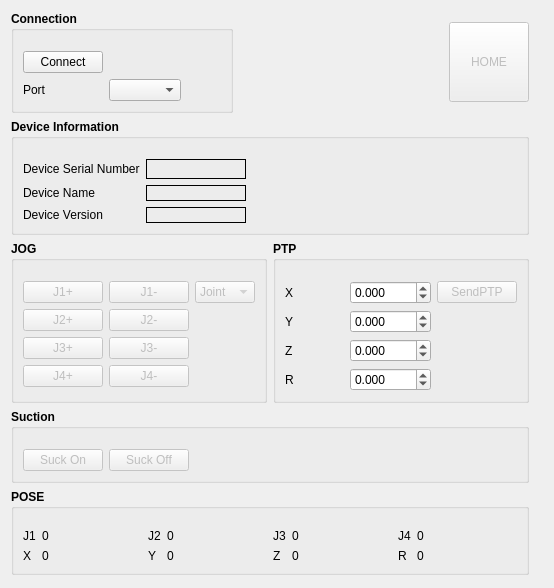
Above: MetaCommLib/dobot/src/DobotControlForm.ui from metavisionvn/MetaCommunicationLib before the change. Below: the same form after it.
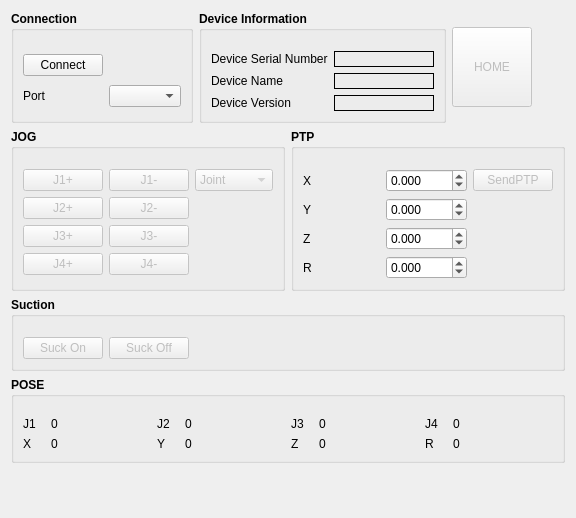
That is the form after the change.

```diff
--- a/MetaCommLib/dobot/src/DobotControlForm.ui
+++ b/MetaCommLib/dobot/src/DobotControlForm.ui
@@ -6,315 +6,15 @@
    <rect>
     <x>0</x>
     <y>0</y>
-    <width>554</width>
-    <height>588</height>
+    <width>576</width>
+    <height>518</height>
    </rect>
   </property>
   <property name="windowTitle">
    <string>Form</string>
   </property>
   <layout class="QGridLayout" name="gridLayout_7">
-   <item row="5" column="0">
-    <spacer name="verticalSpacer">
-     <property name="orientation">
-      <enum>Qt::Vertical</enum>
-     </property>
-     <property name="sizeHint" stdset="0">
-      <size>
-       <width>20</width>
-       <height>40</height>
-      </size>
-     </property>
-    </spacer>
-   </item>
-   <item row="0" column="0">
-    <layout class="QHBoxLayout" name="horizontalLayout">
-     <item>
-      <widget class="QGroupBox" name="groupBox_6">
-       <property name="font">
-        <font>
-         <weight>75</weight>
-         <bold>true</bold>
-        </font>
-       </property>
-       <property name="title">
-        <string>Connection</string>
-       </property>
-       <layout class="QGridLayout" name="gridLayout_2">
-        <property name="topMargin">
-         <number>20</number>
-        </property>
-        <item row="1" column="1">
-         <widget class="QComboBox" name="comboBox">
-          <property name="font">
-           <font>
-            <weight>50</weight>
-            <bold>false</bold>
-           </font>
-          </property>
-         </widget>
-        </item>
-        <item row="1" column="0">
-         <widget class="QLabel" name="label_12">
-          <property name="font">
-           <font>
-            <weight>50</weight>
-            <bold>false</bold>
-           </font>
-          </property>
-          <property name="text">
-           <string>Port</string>
-          </property>
-         </widget>
-        </item>
-        <item row="1" column="2">
-         <spacer name="horizontalSpacer_3">
-          <property name="orientation">
-           <enum>Qt::Horizontal</enum>
-          </property>
-          <property name="sizeHint" stdset="0">
-           <size>
-            <width>40</width>
-            <height>20</height>
-           </size>
-          </property>
-         </spacer>
-        </item>
-        <item row="0" column="0">
-         <widget class="QPushButton" name="connectBtn">
-          <property name="font">
-           <font>
-            <weight>50</weight>
-            <bold>false</bold>
-           </font>
-          </property>
-          <property name="text">
-           <string>Connect</string>
-          </property>
-         </widget>
-        </item>
-       </layout>
-      </widget>
-     </item>
-     <item>
-      <spacer name="horizontalSpacer_4">
-       <property name="orientation">
-        <enum>Qt::Horizontal</enum>
-       </property>
-       <property name="sizeHint" stdset="0">
-        <size>
-         <width>40</width>
-         <height>20</height>
-        </size>
-       </property>
-      </spacer>
-     </item>
-     <item>
-      <widget class="QPushButton" name="ctrlBtnHome">
-       <property name="enabled">
-        <bool>false</bool>
-       </property>
-       <property name="minimumSize">
-        <size>
-         <width>80</width>
-         <height>80</height>
-        </size>
-       </property>
-       <property name="text">
-        <string>HOME</string>
-       </property>
-      </widget>
-     </item>
-    </layout>
-   </item>
    <item row="3" column="0">
-    <widget class="QGroupBox" name="groupBox_5">
-     <property name="font">
-      <font>
-       <weight>75</weight>
-       <bold>true</bold>
-      </font>
-     </property>
-     <property name="title">
-      <string>Suction</string>
-     </property>
-     <layout class="QGridLayout" name="gridLayout_4">
-      <property name="topMargin">
-       <number>20</number>
-      </property>
-      <item row="0" column="0">
-       <widget class="QPushButton" name="ctrlSuckOn">
-        <property name="enabled">
-         <bool>false</bool>
-        </property>
-        <property name="font">
-         <font>
-          <weight>50</weight>
-          <bold>false</bold>
-         </font>
-        </property>
-        <property name="text">
-         <string>Suck On</string>
-        </property>
-       </widget>
-      </item>
-      <item row="0" column="2">
-       <spacer name="horizontalSpacer">
-        <property name="orientation">
-         <enum>Qt::Horizontal</enum>
-        </property>
-        <property name="sizeHint" stdset="0">
-         <size>
-          <width>40</width>
-          <height>20</height>
-         </size>
-        </property>
-       </spacer>
-      </item>
-      <item row="0" column="1">
-       <widget class="QPushButton" name="ctrlSuckOff">
-        <property name="enabled">
-         <bool>false</bool>
-        </property>
-        <property name="font">
-         <font>
-          <weight>50</weight>
-          <bold>false</bold>
-         </font>
-        </property>
-        <property name="text">
-         <string>Suck Off</string>
-        </property>
-       </widget>
-      </item>
-     </layout>
-    </widget>
-   </item>
-   <item row="1" column="0">
-    <widget class="QGroupBox" name="groupBox_4">
-     <property name="font">
-      <font>
-       <weight>75</weight>
-       <bold>true</bold>
-      </font>
-     </property>
-     <property name="title">
-      <string>Device Information</string>
-     </property>
-     <layout class="QGridLayout" name="gridLayout">
-      <property name="topMargin">
-       <number>20</number>
-      </property>
-      <item row="0" column="1">
-       <widget class="QLabel" name="deviceSNLabel">
-        <property name="minimumSize">
-         <size>
-          <width>100</width>
-          <height>0</height>
-         </size>
-        </property>
-        <property name="frameShape">
-         <enum>QFrame::Panel</enum>
-        </property>
-        <property name="text">
-         <string/>
-        </property>
-       </widget>
-      </item>
-      <item row="1" column="0">
-       <widget class="QLabel" name="label_10">
-        <property name="font">
-         <font>
-          <weight>50</weight>
-          <bold>false</bold>
-         </font>
-        </property>
-        <property name="text">
-         <string>Device Name</string>
-        </property>
-       </widget>
-      </item>
-      <item row="0" column="0">
-       <widget class="QLabel" name="label_9">
-        <property name="font">
-         <font>
-          <weight>50</weight>
-          <bold>false</bold>
-         </font>
-        </property>
-        <property name="text">
-         <string>Device Serial Number</string>
-        </property>
-       </widget>
-      </item>
-      <item row="2" column="0">
-       <widget class="QLabel" name="label_11">
-        <property name="font">
-         <font>
-          <weight>50</weight>
-          <bold>false</bold>
-         </font>
-        </property>
-        <property name="text">
-         <string>Device Version</string>
-        </property>
-       </widget>
-      </item>
-      <item row="2" column="1">
-       <widget class="QLabel" name="DeviceInfoLabel">
-        <property name="minimumSize">
-         <size>
-          <width>100</width>
-          <height>0</height>
-         </size>
-        </property>
-        <property name="frameShape">
-         <enum>QFrame::Panel</enum>
-        </property>
-        <property name="frameShadow">
-         <enum>QFrame::Plain</enum>
-        </property>
-        <property name="text">
-         <string/>
-        </property>
-       </widget>
-      </item>
-      <item row="1" column="1">
-       <widget class="QLabel" name="DeviceNameLabel">
-        <property name="minimumSize">
-         <size>
-          <width>100</width>
-          <height>0</height>
-         </size>
-        </property>
-        <property name="frameShape">
-         <enum>QFrame::Panel</enum>
-        </property>
-        <property name="text">
-         <string/>
-        </property>
-        <property name="textFormat">
-         <enum>Qt::AutoText</enum>
-        </property>
-       </widget>
-      </item>
-      <item row="0" column="2">
-       <spacer name="horizontalSpacer_2">
-        <property name="orientation">
-         <enum>Qt::Horizontal</enum>
-        </property>
-        <property name="sizeHint" stdset="0">
-         <size>
-          <width>40</width>
-          <height>20</height>
-         </size>
-        </property>
-       </spacer>
-      </item>
-     </layout>
-    </widget>
-   </item>
-   <item row="4" column="0">
     <widget class="QGroupBox" name="groupBox_2">
      <property name="font">
       <font>
@@ -595,6 +295,267 @@
     </widget>
    </item>
    <item row="2" column="0">
+    <widget class="QGroupBox" name="groupBox_5">
+     <property name="font">
+      <font>
+       <weight>75</weight>
+       <bold>true</bold>
+      </font>
+     </property>
+     <property name="title">
+      <string>Suction</string>
+     </property>
+     <layout class="QGridLayout" name="gridLayout_4">
+      <property name="topMargin">
+       <number>20</number>
+      </property>
+      <item row="0" column="0">
+       <widget class="QPushButton" name="ctrlSuckOn">
+        <property name="enabled">
+         <bool>false</bool>
+        </property>
+        <property name="font">
+         <font>
+          <weight>50</weight>
+          <bold>false</bold>
+         </font>
+        </property>
+        <property name="text">
+         <string>Suck On</string>
+        </property>
+       </widget>
+      </item>
+      <item row="0" column="2">
+       <spacer name="horizontalSpacer">
+        <property name="orientation">
+         <enum>Qt::Horizontal</enum>
+        </property>
+        <property name="sizeHint" stdset="0">
+         <size>
+          <width>40</width>
+          <height>20</height>
+         </size>
+        </property>
+       </spacer>
+      </item>
+      <item row="0" column="1">
+       <widget class="QPushButton" name="ctrlSuckOff">
+        <property name="enabled">
+         <bool>false</bool>
+        </property>
+        <property name="font">
+         <font>
+          <weight>50</weight>
+          <bold>false</bold>
+         </font>
+        </property>
+        <property name="text">
+         <string>Suck Off</string>
+        </property>
+       </widget>
+      </item>
+     </layout>
+    </widget>
+   </item>
+   <item row="0" column="0">
+    <layout class="QHBoxLayout" name="horizontalLayout">
+     <item>
+      <widget class="QGroupBox" name="groupBox_6">
+       <property name="font">
+        <font>
+         <weight>75</weight>
+         <bold>true</bold>
+        </font>
+       </property>
+       <property name="title">
+        <string>Connection</string>
+       </property>
+       <layout class="QGridLayout" name="gridLayout_2">
+        <property name="topMargin">
+         <number>20</number>
+        </property>
+        <item row="0" column="0">
+         <widget class="QPushButton" name="connectBtn">
+          <property name="font">
+           <font>
+            <weight>50</weight>
+            <bold>false</bold>
+           </font>
+          </property>
+          <property name="text">
+           <string>Connect</string>
+          </property>
+         </widget>
+        </item>
+        <item row="1" column="0">
+         <widget class="QLabel" name="label_12">
+          <property name="font">
+           <font>
+            <weight>50</weight>
+            <bold>false</bold>
+           </font>
+          </property>
+          <property name="text">
+           <string>Port</string>
+          </property>
+         </widget>
+        </item>
+        <item row="1" column="1">
+         <widget class="QComboBox" name="comboBox">
+          <property name="font">
+           <font>
+            <weight>50</weight>
+            <bold>false</bold>
+           </font>
+          </property>
+         </widget>
+        </item>
+       </layout>
+      </widget>
+     </item>
+     <item>
+      <widget class="QGroupBox" name="groupBox_4">
+       <property name="font">
+        <font>
+         <weight>75</weight>
+         <bold>true</bold>
+        </font>
+       </property>
+       <property name="title">
+        <string>Device Information</string>
+       </property>
+       <layout class="QGridLayout" name="gridLayout">
+        <property name="topMargin">
+         <number>20</number>
+        </property>
+        <item row="1" column="1">
+         <widget class="QLabel" name="DeviceNameLabel">
+          <property name="minimumSize">
+           <size>
+            <width>100</width>
+            <height>0</height>
+           </size>
+          </property>
+          <property name="frameShape">
+           <enum>QFrame::Panel</enum>
+          </property>
+          <property name="text">
+           <string/>
+          </property>
+          <property name="textFormat">
+           <enum>Qt::AutoText</enum>
+          </property>
+         </widget>
+        </item>
+        <item row="2" column="1">
+         <widget class="QLabel" name="DeviceInfoLabel">
+          <property name="minimumSize">
+           <size>
+            <width>100</width>
+            <height>0</height>
+           </size>
+          </property>
+          <property name="frameShape">
+           <enum>QFrame::Panel</enum>
+          </property>
+          <property name="frameShadow">
+           <enum>QFrame::Plain</enum>
+          </property>
+          <property name="text">
+           <string/>
+          </property>
+         </widget>
+        </item>
+        <item row="0" column="1">
+         <widget class="QLabel" name="deviceSNLabel">
+          <property name="minimumSize">
+           <size>
+            <width>100</width>
+            <height>0</height>
+           </size>
+          </property>
+          <property name="frameShape">
+           <enum>QFrame::Panel</enum>
+          </property>
+          <property name="text">
+           <string/>
+          </property>
+         </widget>
+        </item>
+        <item row="0" column="0">
+         <widget class="QLabel" name="label_9">
+          <property name="font">
+           <font>
+            <weight>50</weight>
+            <bold>false</bold>
+           </font>
+          </property>
+          <property name="text">
+           <string>Device Serial Number</string>
+          </property>
+         </widget>
+        </item>
+        <item row="1" column="0">
+         <widget class="QLabel" name="label_10">
+          <property name="font">
+           <font>
+            <weight>50</weight>
+            <bold>false</bold>
+           </font>
+          </property>
+          <property name="text">
+           <string>Device Name</string>
+          </property>
+         </widget>
+        </item>
+        <item row="2" column="0">
+         <widget class="QLabel" name="label_11">
+          <property name="font">
+           <font>
+            <weight>50</weight>
+            <bold>false</bold>
+           </font>
+          </property>
+          <property name="text">
+           <string>Device Version</string>
+          </property>
+         </widget>
+        </item>
+       </layout>
+      </widget>
+     </item>
+     <item>
+      <widget class="QPushButton" name="ctrlBtnHome">
+       <property name="enabled">
+        <bool>false</bool>
+       </property>
+       <property name="minimumSize">
+        <size>
+         <width>80</width>
+         <height>80</height>
+        </size>
+       </property>
+       <property name="text">
+        <string>HOME</string>
+       </property>
+      </widget>
+     </item>
+     <item>
+      <spacer name="horizontalSpacer_4">
+       <property name="orientation">
+        <enum>Qt::Horizontal</enum>
+       </property>
+       <property name="sizeHint" stdset="0">
+        <size>
+         <width>40</width>
+         <height>20</height>
+        </size>
+       </property>
+      </spacer>
+     </item>
+    </layout>
+   </item>
+   <item row="1" column="0">
     <layout class="QHBoxLayout" name="horizontalLayout_2">
      <item>
       <widget class="QGroupBox" name="groupBox">
@@ -953,15 +914,15 @@
      </item>
     </layout>
    </item>
-   <item row="2" column="1">
-    <spacer name="horizontalSpacer_5">
+   <item row="4" column="0">
+    <spacer name="verticalSpacer">
      <property name="orientation">
-      <enum>Qt::Horizontal</enum>
+      <enum>Qt::Vertical</enum>
      </property>
      <property name="sizeHint" stdset="0">
       <size>
-       <width>40</width>
-       <height>20</height>
+       <width>20</width>
+       <height>40</height>
       </size>
      </property>
     </spacer>
```
Left out of the diff: 21 changed lines with no effect on the pictures.
